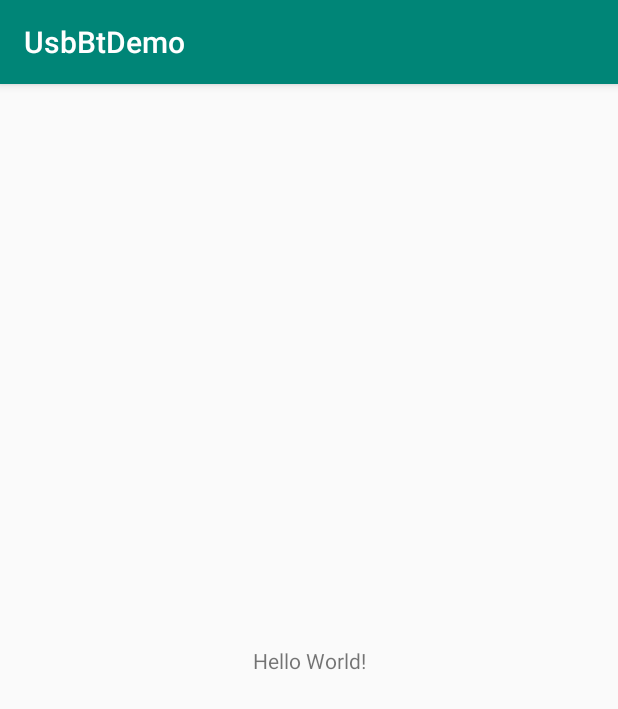
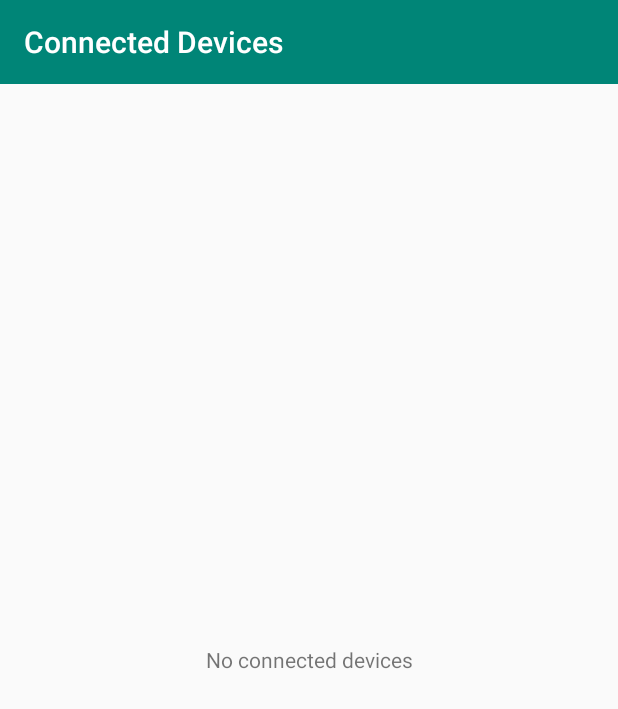
Before and after one commit to nn1900/UsbBtDemo, an Android app: the screen it shows after launch (MainActivity), on a phone screen of 412 x 824 dp. Shown: the top 709 px of the screen. Run offline under Robolectric (Android 15) with nearby library versions, the phone set to English and light mode, and no system bars.

Commit message:
implement device list and detail

```diff
--- a/app/build.gradle
+++ b/app/build.gradle
@@ -27,4 +27,7 @@ dependencies {
     androidTestImplementation 'androidx.test.ext:junit:1.1.1'
     androidTestImplementation 'androidx.test.espresso:espresso-core:3.2.0'
     implementation files('libs/CH34xUARTDriver.jar')
+    implementation 'androidx.recyclerview:recyclerview:1.2.0-alpha01'
+    implementation 'com.google.android.material:material:1.2.0-alpha03'
+    implementation 'androidx.recyclerview:recyclerview-selection:1.1.0-beta01'
 }
--- a/app/src/main/AndroidManifest.xml
+++ b/app/src/main/AndroidManifest.xml
@@ -24,6 +24,7 @@
         android:name="android.hardware.usb.action.USB_DEVICE_ATTACHED"
         android:resource="@xml/device_filter" />
     </activity>
+    <activity android:name=".UsbDeviceActivity" />
   </application>
 
 </manifest>
--- a/app/src/main/java/com/example/usbbtdemo/MainActivity.java
+++ b/app/src/main/java/com/example/usbbtdemo/MainActivity.java
@@ -1,14 +1,109 @@
 package com.example.usbbtdemo;
 
 import androidx.appcompat.app.AppCompatActivity;
+import androidx.appcompat.widget.Toolbar;
+import androidx.recyclerview.widget.LinearLayoutManager;
+import androidx.recyclerview.widget.RecyclerView;
 
+import android.content.Context;
+import android.content.Intent;
+import android.hardware.usb.UsbDevice;
+import android.hardware.usb.UsbManager;
+import android.os.Build;
 import android.os.Bundle;
+import android.view.View;
+import android.widget.TextView;
+
+import com.example.usbbtdemo.model.Device;
+import com.example.usbbtdemo.model.DeviceListAdapter;
+
+import java.util.ArrayList;
+import java.util.HashMap;
+import java.util.List;
+import java.util.Map;
 
 public class MainActivity extends AppCompatActivity {
+  private RecyclerView recyclerView;
+  private DeviceListAdapter adapter;
+  private List<Device> deviceList = new ArrayList<>();
+  private Map<String, Device> deviceMap = new HashMap<>();
+  private TextView emptyView;
 
   @Override
   protected void onCreate(Bundle savedInstanceState) {
     super.onCreate(savedInstanceState);
     setContentView(R.layout.activity_main);
+
+    initUI();
+
+    initDevices();
+
+    updateUI();
+  }
+
+  private void initUI() {
+    emptyView = findViewById(R.id.empty_view);
+
+    Toolbar toolbar = findViewById(R.id.toolbar);
+    setSupportActionBar(toolbar);
+
+    toolbar.setTitle(R.string.main_activity_title);
+
+    recyclerView = findViewById(R.id.device_list);
+
+    RecyclerView.LayoutManager layoutManager = new LinearLayoutManager(this);
+    recyclerView.setLayoutManager(layoutManager);
+
+    adapter = new DeviceListAdapter(deviceList);
+    recyclerView.setAdapter(adapter);
+  }
+
+  private void initDevices() {
+    Intent intent = this.getIntent();
+    UsbDevice device = intent.getParcelableExtra(UsbManager.EXTRA_DEVICE);
+    if (device != null) {
+      Device deviceInfo = getUsbDeviceInfo(device);
+      adapter.addDevice(deviceInfo);
+      deviceMap.put(device.getDeviceName(), deviceInfo);
+    }
+
+    // enumerate devices
+    UsbManager usbManager = (UsbManager)getSystemService(Context.USB_SERVICE);
+    assert usbManager != null;
+    HashMap<String, UsbDevice> result = usbManager.getDeviceList();
+    for (String key: result.keySet()) {
+      UsbDevice usbDevice = result.get(key);
+      assert usbDevice != null;
+      Device deviceInfo = getUsbDeviceInfo(usbDevice);
+      if (!deviceMap.containsKey(deviceInfo.getName())) {
+        adapter.addDevice(deviceInfo);
+      }
+    }
+  }
+
+  private void updateUI() {
+    if (deviceList.size() > 0) {
+      emptyView.setVisibility(View.GONE);
+      recyclerView.setVisibility(View.VISIBLE);
+    } else {
+      emptyView.setVisibility(View.VISIBLE);
+      recyclerView.setVisibility(View.INVISIBLE);
+    }
+  }
+
+  private Device getUsbDeviceInfo(UsbDevice device) {
+    String version = "";
+    if (Build.VERSION.SDK_INT >= Build.VERSION_CODES.M) {
+      version = device.getVersion();
+    }
+    String deviceName = device.getDeviceName();
+    return new Device(
+      device.getDeviceId(),
+      Device.USB,
+      deviceName,
+      device.getVendorId(),
+      device.getProductId(),
+      version
+      );
   }
 }
--- a/app/src/main/java/com/example/usbbtdemo/UsbBtDemoApp.java
+++ b/app/src/main/java/com/example/usbbtdemo/UsbBtDemoApp.java
@@ -1,20 +1,12 @@
 package com.example.usbbtdemo;
 
 import android.app.Application;
-import android.content.Context;
-import android.hardware.usb.UsbManager;
-
-import cn.wch.ch34xuartdriver.CH34xUARTDriver;
 
 public class UsbBtDemoApp extends Application {
-  public static CH34xUARTDriver driver;
-  private static final String ACTION_USB_PERMISSION = "cn.wch.wchusbdriver.USB_PERMISSION";
+  public static final String ACTION_USB_PERMISSION = "cn.wch.wchusbdriver.USB_PERMISSION";
 
   @Override
   public void onCreate() {
     super.onCreate();
-    Context context = this.getApplicationContext();
-    UsbManager usbManager = (UsbManager)context.getSystemService(Context.USB_SERVICE);
-    driver = new CH34xUARTDriver(usbManager, context, ACTION_USB_PERMISSION);
   }
 }
--- /dev/null
+++ b/app/src/main/java/com/example/usbbtdemo/model/DeviceListAdapter.java
@@ -0,0 +1,61 @@
+package com.example.usbbtdemo.model;
+
+import android.content.Context;
+import android.content.Intent;
+import android.view.LayoutInflater;
+import android.view.View;
+import android.view.ViewGroup;
+
+import com.example.usbbtdemo.R;
+import com.example.usbbtdemo.UsbDeviceActivity;
+
+import java.util.List;
+
+import androidx.annotation.NonNull;
+import androidx.recyclerview.widget.RecyclerView;
+
+public class DeviceListAdapter extends RecyclerView.Adapter<DeviceViewHolder> {
+  private List<Device> devices;
+
+  public DeviceListAdapter(List<Device> devices) {
+    this.devices = devices;
+    this.setHasStableIds(true);
+  }
+
+  @NonNull
+  @Override
+  public DeviceViewHolder onCreateViewHolder(@NonNull ViewGroup parent, int viewType) {
+    final Context context = parent.getContext();
+    LayoutInflater layoutInflater = LayoutInflater.from(context);
+    ViewGroup container = (ViewGroup)layoutInflater.inflate(R.layout.device_list_item, parent, false);
+    return new DeviceViewHolder(container, new DeviceViewHolder.OnDeviceClickListener() {
+      @Override
+      public void onClick(int position) {
+        Device deviceInfo = devices.get(position);
+        Intent intent = new Intent(context, UsbDeviceActivity.class);
+        intent.putExtra("deviceName", deviceInfo.getName());
+        context.startActivity(intent);
+      }
+    });
+  }
+
+  @Override
+  public void onBindViewHolder(@NonNull DeviceViewHolder holder, int position) {
+    holder.bind(devices.get(position));
+  }
+
+  @Override
+  public int getItemCount() {
+    return devices != null ? devices.size() : 0;
+  }
+
+  public void addDevice(Device device) {
+    this.devices.add(device);
+    this.notifyDataSetChanged();
+  }
+
+  @Override
+  public long getItemId(int position) {
+    return devices.get(position).getId();
+  }
+}
--- /dev/null
+++ b/app/src/main/java/com/example/usbbtdemo/model/DevicePermission.java
@@ -0,0 +1,6 @@
+package com.example.usbbtdemo.model;
+
+public final class DevicePermission {
+  public static final String Usb = "com.example.usbbtdemo.permission.USB";
+  public static final String Bluetooth = "com.example.usbbtdemo.permission.Bluetooth";
+}
--- a/app/src/main/res/layout/activity_main.xml
+++ b/app/src/main/res/layout/activity_main.xml
@@ -6,13 +6,41 @@
   android:layout_height="match_parent"
   tools:context=".MainActivity">
 
+  <androidx.appcompat.widget.Toolbar
+    android:id="@+id/toolbar"
+    android:layout_width="match_parent"
+    android:layout_height="wrap_content"
+    android:minHeight="?attr/actionBarSize"
+    android:background="@color/colorPrimary"
+    app:title="@string/main_activity_title"
+    app:popupTheme="@style/ThemeOverlay.AppCompat.Light"
+    app:layout_constraintTop_toTopOf="parent"
+    app:layout_constraintStart_toStartOf="parent"
+    app:layout_constraintEnd_toEndOf="parent"
+    />
+
+  <androidx.recyclerview.widget.RecyclerView
+    android:id="@+id/device_list"
+    android:layout_width="match_parent"
+    android:layout_height="0dp"
+    app:layout_constraintBottom_toBottomOf="parent"
+    app:layout_constraintEnd_toEndOf="parent"
+    app:layout_constraintStart_toStartOf="parent"
+    app:layout_constraintTop_toBottomOf="@+id/toolbar" />
+
   <TextView
-    android:layout_width="wrap_content"
-    android:layout_height="wrap_content"
-    android:text="Hello World!"
+    android:id="@+id/empty_view"
+    android:layout_width="match_parent"
+    android:layout_height="0dp"
     app:layout_constraintBottom_toBottomOf="parent"
-    app:layout_constraintLeft_toLeftOf="parent"
-    app:layout_constraintRight_toRightOf="parent"
-    app:layout_constraintTop_toTopOf="parent" />
+    app:layout_constraintEnd_toEndOf="parent"
+    app:layout_constraintStart_toStartOf="parent"
+    app:layout_constraintTop_toBottomOf="@+id/toolbar"
+    tools:text="No devices connected"
+    android:text="@string/no_devices_text"
+    android:gravity="center"
+    tools:visibility="visible"
+    android:visibility="gone"
+    />
 
 </androidx.constraintlayout.widget.ConstraintLayout>
--- a/app/src/main/res/values/colors.xml
+++ b/app/src/main/res/values/colors.xml
@@ -3,4 +3,5 @@
   <color name="colorPrimary">#008577</color>
   <color name="colorPrimaryDark">#00574B</color>
   <color name="colorAccent">#D81B60</color>
+  <color name="colorToolbarTitleText">#ffffff</color>
 </resources>
--- a/app/src/main/res/values/strings.xml
+++ b/app/src/main/res/values/strings.xml
@@ -1,3 +1,10 @@
 <resources>
   <string name="app_name">UsbBtDemo</string>
+  <string name="main_activity_title">Connected Devices</string>
+  <string name="no_devices_text">No connected devices</string>
+  <string name="usb_device_activity_title">USB Device</string>
+  <string name="device_id_label">Device ID: </string>
+  <string name="device_name_label">Device Name: </string>
+  <string name="device_vendor_id_label">Vendor ID: </string>
+  <string name="device_product_id_label">Product ID: </string>
 </resources>
--- a/app/src/main/res/values/styles.xml
+++ b/app/src/main/res/values/styles.xml
@@ -1,11 +1,44 @@
-<resources>
+<resources xmlns:tools="http://schemas.android.com/tools">
 
-  <!-- Base application theme. -->
-  <style name="AppTheme" parent="Theme.AppCompat.Light.DarkActionBar">
+  <style name="AppTheme" parent="Theme.AppCompat.Light.NoActionBar">
     <!-- Customize your theme here. -->
     <item name="colorPrimary">@color/colorPrimary</item>
     <item name="colorPrimaryDark">@color/colorPrimaryDark</item>
     <item name="colorAccent">@color/colorAccent</item>
+    <item name="toolbarStyle">@style/ToolBarStyle</item>
+  </style>
+
+  <style name="ToolBarStyle" parent="Widget.AppCompat.Toolbar">
+    <item name="android:background">@color/colorPrimary</item>
+    <item name="titleTextAppearance">@style/ToolbarStyle.TitleTextAppearance</item>
+    <item name="subtitleTextAppearance">@style/ToolbarStyle.SubTitleTextAppearance</item>
+  </style>
+  <style name="ToolbarStyle.TitleTextAppearance" parent="TextAppearance.Widget.AppCompat.Toolbar.Title">
+    <item name="android:textColor">@android:color/white</item>
+  </style>
+  <style name="ToolbarStyle.SubTitleTextAppearance" parent="TextAppearance.Widget.AppCompat.Toolbar.Subtitle">
+    <item name="android:textColor">@android:color/darker_gray</item>
+  </style>
+
+  <style name="DeviceStyle">
+    <item name="android:textColor">#000000</item>
+    <item name="android:textSize">17sp</item>
+  </style>
+
+  <style name="DeviceStyle.TypeLabel">
+    <item name="android:gravity">center</item>
+  </style>
+  <style name="DeviceStyle.NameLabel">
+    <item name="android:gravity">left|center</item>
+  </style>
+
+  <style name="DeviceInfoStyle">
+
+  </style>
+
+  <style name="DeviceInfoStyle.Label">
+    <item name="android:textStyle">bold</item>
+    <item name="android:gravity">right</item>
   </style>
 
 </resources>
```
Also changed, not shown: app/src/main/java/com/example/usbbtdemo/DeviceEvents.java (added, +28 -0 lines), app/src/main/java/com/example/usbbtdemo/UsbBroadcastReceiver.java (added, +27 -0 lines), app/src/main/java/com/example/usbbtdemo/UsbDeviceActivity.java (added, +88 -0 lines), app/src/main/java/com/example/usbbtdemo/model/Device.java (added, +38 -0 lines), app/src/main/java/com/example/usbbtdemo/model/DeviceViewHolder.java (added, +46 -0 lines), app/src/main/res/layout/activity_usb_device.xml (added, +112 -0 lines), app/src/main/res/layout/device_list_item.xml (added, +29 -0 lines).
